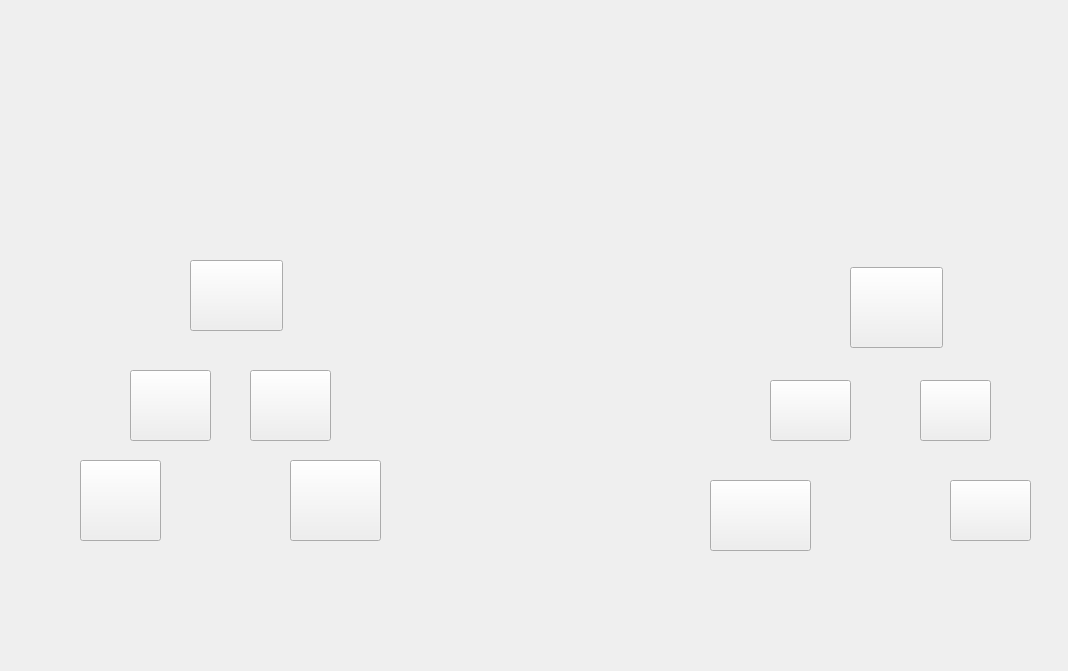
The window that TankGame/High.ui (anlowee/TankGame) describes before a commit, drawn with Qt 5.
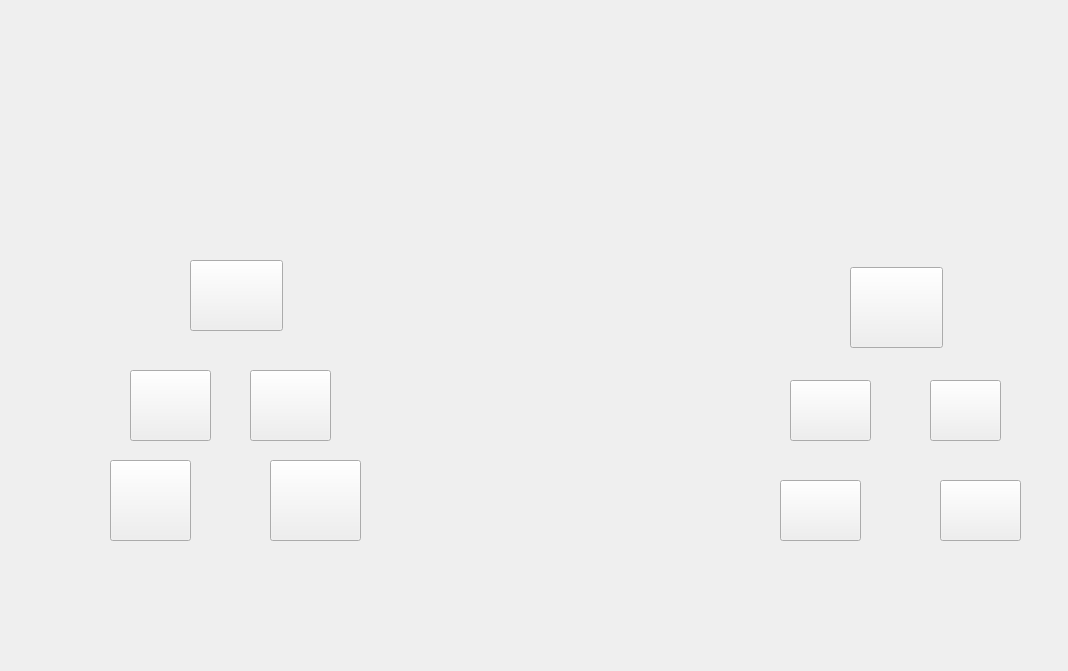
The same window after the commit. Icons and pictures are not drawn.

Commit message: shop/high update

```diff
--- a/TankGame/High.ui
+++ b/TankGame/High.ui
@@ -52,7 +52,7 @@
   <widget class="QPushButton" name="pushButton_1">
    <property name="geometry">
     <rect>
-     <x>80</x>
+     <x>110</x>
      <y>460</y>
      <width>81</width>
      <height>81</height>
@@ -69,7 +69,7 @@
   <widget class="QPushButton" name="pushButton_2">
    <property name="geometry">
     <rect>
-     <x>290</x>
+     <x>270</x>
      <y>460</y>
      <width>91</width>
      <height>81</height>
@@ -133,10 +133,10 @@
   <widget class="QPushButton" name="pushButton_6">
    <property name="geometry">
     <rect>
-     <x>710</x>
+     <x>780</x>
      <y>480</y>
-     <width>101</width>
-     <height>71</height>
+     <width>81</width>
+     <height>61</height>
     </rect>
    </property>
    <property name="styleSheet">
@@ -149,7 +149,7 @@
   <widget class="QPushButton" name="pushButton_7">
    <property name="geometry">
     <rect>
-     <x>950</x>
+     <x>940</x>
      <y>480</y>
      <width>81</width>
      <height>61</height>
@@ -165,7 +165,7 @@
   <widget class="QPushButton" name="pushButton_8">
    <property name="geometry">
     <rect>
-     <x>770</x>
+     <x>790</x>
      <y>380</y>
      <width>81</width>
      <height>61</height>
@@ -181,7 +181,7 @@
   <widget class="QPushButton" name="pushButton_9">
    <property name="geometry">
     <rect>
-     <x>920</x>
+     <x>930</x>
      <y>380</y>
      <width>71</width>
      <height>61</height>
```
The commit also changes 28 other files.
